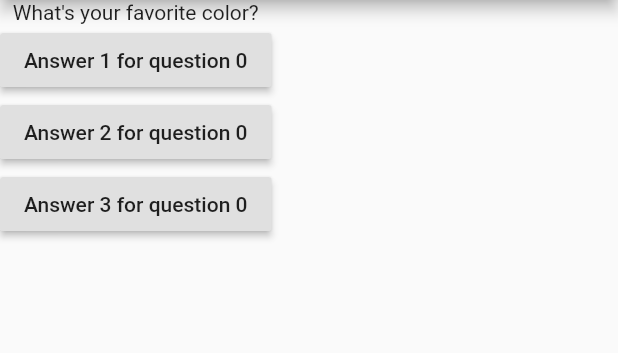
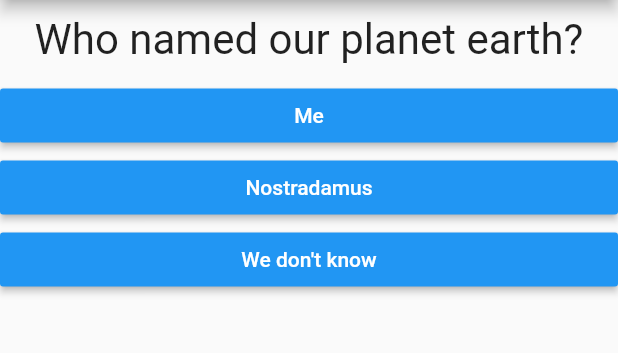
Before and after one commit to MatheusTeixeira587/flutter, a Flutter app: the screen it shows after launch, on a phone screen of 412 x 824 dp, the part 84-437 px from its top. Run offline on Flutter 3.47's test engine with Material 2 defaults, Android fonts, the phone set to English and light mode, and no system bars.

Commit message:
quiz completed (or almost)

```diff
--- /dev/null
+++ b/hello_world/lib/answer.dart
@@ -0,0 +1,21 @@
+import 'package:flutter/material.dart';
+
+class Answer extends StatelessWidget {
+  final String text;
+  final Function answerHandler;
+
+  Answer({this.text, this.answerHandler});
+
+  @override
+  Widget build(BuildContext context) {
+    return Container(
+      width: double.infinity,
+      child: RaisedButton(
+        color: Colors.blue,
+        textColor: Colors.white,
+        child: Text(text),
+        onPressed: answerHandler,
+      ),
+    );
+  }
+}
--- a/hello_world/lib/main.dart
+++ b/hello_world/lib/main.dart
@@ -1,18 +1,57 @@
 import 'package:flutter/material.dart';
 import 'package:flutter/widgets.dart';
+import 'package:hello_world/quiz.dart';
+import 'package:hello_world/result.dart';
 
 void main(List<String> args) => runApp(MyApp());
 
-class MyApp extends StatelessWidget {
-  int currentIndex = 0;
-  final questions = [
-    "What\'s your favorite color?",
-    "What\'s your favorite animal?",
+class MyApp extends StatefulWidget {
+  @override
+  _MyAppState createState() => _MyAppState();
+}
+
+class _MyAppState extends State<MyApp> {
+  int _currentIndex = 0;
+  int _correctAnswers = 0;
+  final _questions = const [
+    {
+      "question": "Who named our planet earth?",
+      "answers": [
+        {"text": "Me", "correct": false},
+        {"text": "Nostradamus", "correct": false},
+        {"text": "We don\'t know", "correct": true},
+      ],
+    },
+    {
+      "question": "Is The Earth Flat?",
+      "answers": [
+        {"text": "i\'m very dumb (yes)", "correct": false},
+        {"text": "No", "correct": true},
+        {"text": "My brain cells die from loneliness (also yes)", "correct": false },
+      ],
+    },
+    {
+      "question": "Can vaccines cause autism?",
+      "answers": [
+        {"text": "i\'m very dumb (yes)", "correct": false},
+        {"text": "No", "correct": true},
+        {"text": "My brain cells die from loneliness (also yes)", "correct": false },
+      ]
+    },
   ];
 
-  void answerQuestion() {
-    print('answer chosen');
-    currentIndex++;
+  void _answerQuestion(bool nailed) {
+    setState(() {
+      _currentIndex++;
+      _correctAnswers += nailed ? 1 : 0;
+    });
+  }
+
+  void _resetQuiz() {
+    setState(() {
+     _currentIndex = 0;
+     _correctAnswers = 0;
+    });
   }
 
   @override
@@ -22,23 +61,13 @@ class MyApp extends StatelessWidget {
       appBar: AppBar(
         title: Text("My quiz!"),
       ),
-      body: Column(
-        children: [
-          Text(questions.elementAt(currentIndex > questions.length ? 0 : currentIndex)),
-          RaisedButton(
-            child: Text("Answer 1 for question $currentIndex"),
-            onPressed: answerQuestion,
-          ),
-          RaisedButton(
-            child: Text("Answer 2 for question $currentIndex"),
-            onPressed: answerQuestion,
-          ),
-          RaisedButton(
-            child: Text("Answer 3 for question $currentIndex"),
-            onPressed: answerQuestion,
-          ),
-        ],
-      ),
+      body: _currentIndex < _questions.length
+          ? Quiz(
+              questions: _questions,
+              questionIndex: _currentIndex,
+              handleAnswerSelected: _answerQuestion,
+            )
+          : Result(_correctAnswers, _resetQuiz),
     ));
   }
 }
--- /dev/null
+++ b/hello_world/lib/question.dart
@@ -0,0 +1,19 @@
+import 'package:flutter/material.dart';
+
+class Question extends StatelessWidget {
+  final String _questionText;
+
+  Question(this._questionText);
+
+  @override
+  Widget build(BuildContext context) {
+    return Container(
+        width: double.infinity,
+        margin: EdgeInsets.all(10),
+        child: Text(
+          _questionText,
+          style: TextStyle(fontSize: 28),
+          textAlign: TextAlign.center,
+        ));
+  }
+}
--- /dev/null
+++ b/hello_world/lib/quiz.dart
@@ -0,0 +1,28 @@
+import 'package:flutter/material.dart';
+import 'package:hello_world/question.dart';
+
+import 'answer.dart';
+
+class Quiz extends StatelessWidget {
+  final int questionIndex;
+  final List<Map<String, Object>> questions;
+  final Function handleAnswerSelected;
+
+  Quiz(
+      {@required this.questions,
+      @required this.questionIndex,
+      @required this.handleAnswerSelected});
+
+  @override
+  Widget build(BuildContext context) {
+    return Column(
+      children: [
+        Question(questions.elementAt(questionIndex)["question"]),
+        ...(questions.elementAt(questionIndex)["answers"] as List<Map<String, Object>>)
+            .map((answer) =>
+                Answer(text: answer["text"], answerHandler: () => handleAnswerSelected(answer["correct"])))
+            .toList()
+      ],
+    );
+  }
+}
--- /dev/null
+++ b/hello_world/lib/result.dart
@@ -0,0 +1,28 @@
+import 'package:flutter/material.dart';
+
+class Result extends StatelessWidget {
+  final int score;
+  final Function resetHandler;
+
+  String get resultPhrase =>
+      "You answered correctly $score ${score > 1 ? "questions" : "question"}";
+
+  Result(this.score, this.resetHandler);
+
+  @override
+  Widget build(BuildContext context) => Center(
+        child: Column(
+          children: [
+            Text(
+              resultPhrase,
+              style: TextStyle(fontSize: 24, fontWeight: FontWeight.bold),
+              textAlign: TextAlign.center,
+            ),
+            FlatButton(
+              child: Text("restart!"),
+              onPressed: resetHandler,
+            )
+          ],
+        ),
+      );
+}
--- a/hello_world/pubspec.yaml
+++ b/hello_world/pubspec.yaml
@@ -14,7 +14,7 @@ description: A new Flutter project.
 version: 1.0.0+1
 
 environment:
-  sdk: ">=2.1.0 <3.0.0"
+  sdk: ">=2.2.2 <3.0.0"
 
 dependencies:
   flutter:
```
